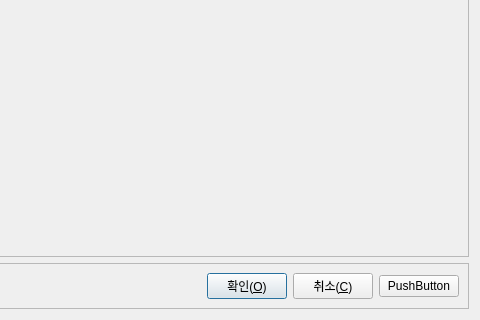
The window that src/uis/dlgSettings.ui (jgh0721/MultiRootEsbonIo) describes before a commit, drawn with Qt 5; both pictures show x 343 to 823 and y 335 to 655 of the 823 by 655 pixel window.
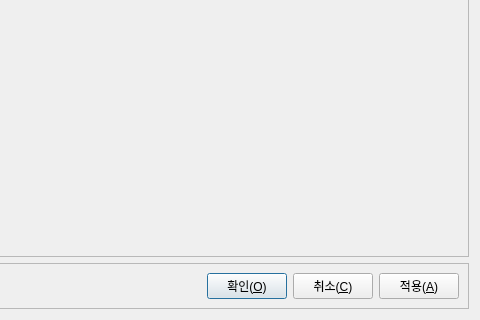
The same window after the commit.

The edit to the form file:
```diff
--- a/src/uis/dlgSettings.ui
+++ b/src/uis/dlgSettings.ui
@@ -81,7 +81,7 @@
       <item>
        <widget class="QPushButton" name="btnApply">
         <property name="text">
-         <string>PushButton</string>
+         <string>적용(&amp;A)</string>
         </property>
        </widget>
       </item>
```
